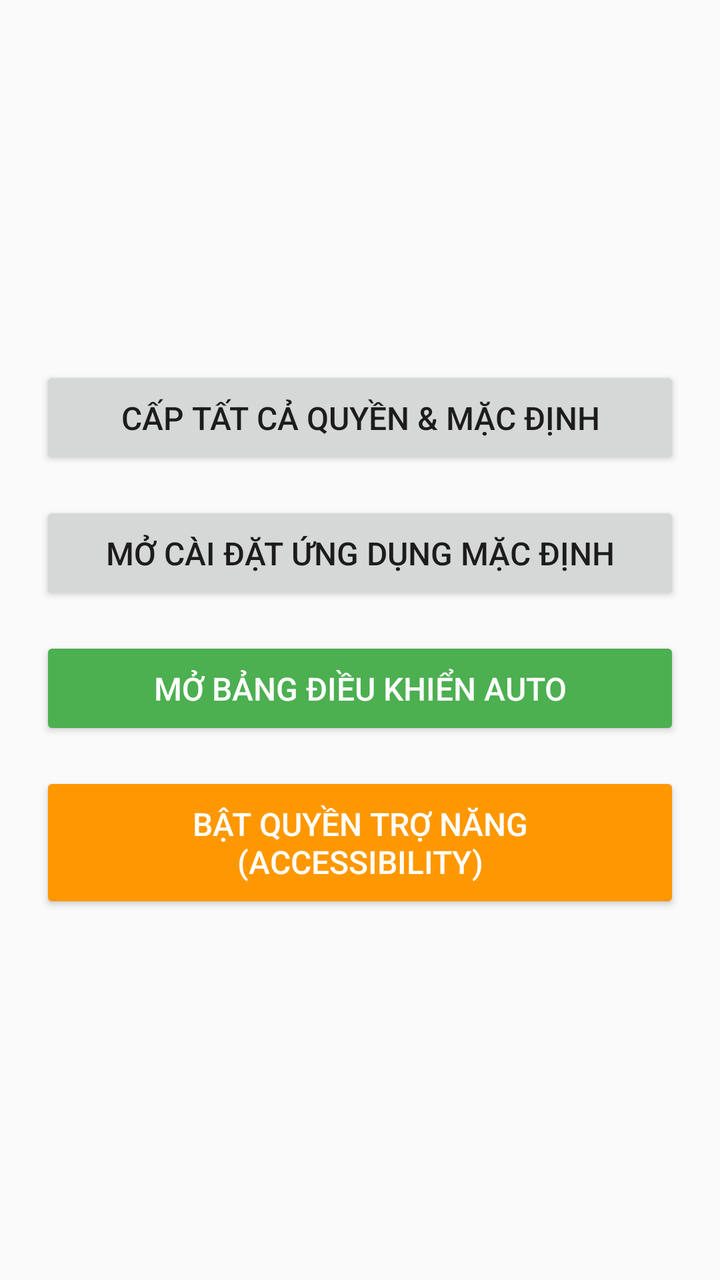
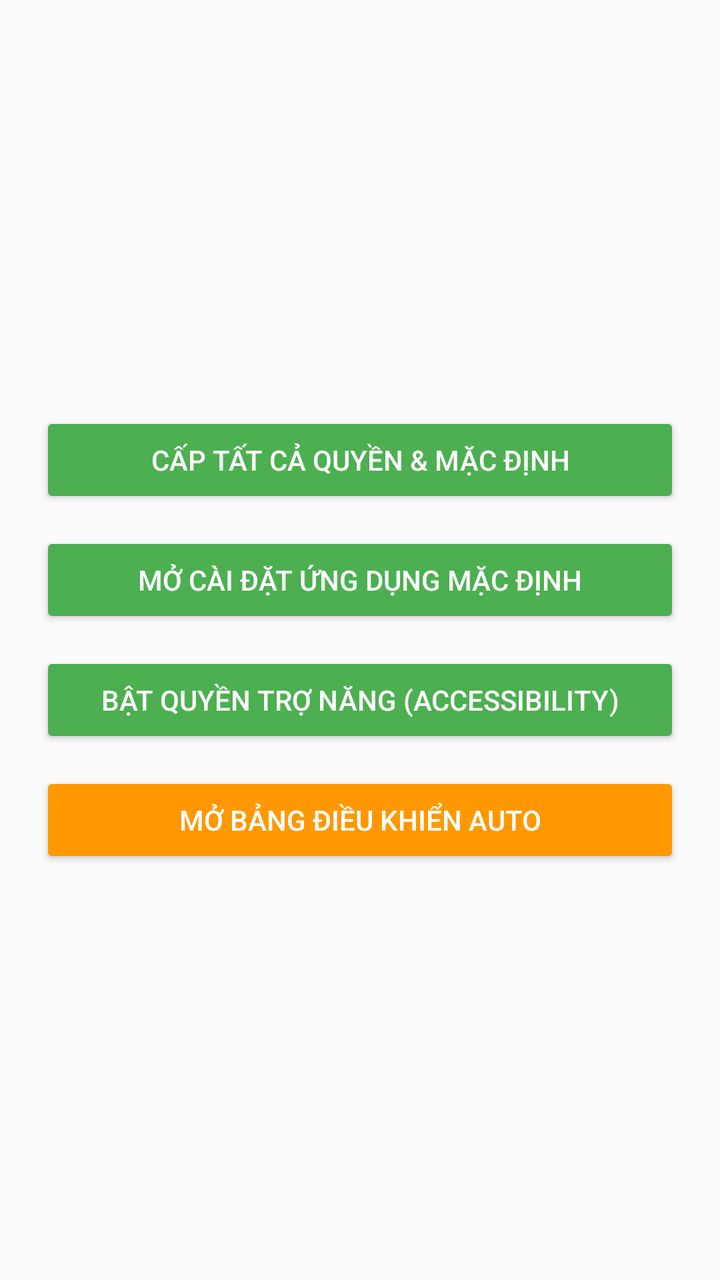

Two renders of the same Android screen: before a commit and after it. Below are the layout's source before the change and the commit's diff.
<!-- AndroidManifest.xml: application theme Theme.AppCompat.Light.NoActionBar -->
<!-- res/layout/activity_main.xml -->
<LinearLayout xmlns:android="http://schemas.android.com/apk/res/android"
    android:layout_width="match_parent"
    android:layout_height="match_parent"
    android:gravity="center"
    android:orientation="vertical"
    android:padding="20dp">

    <Button
        android:id="@+id/btnGrantPermissions"
        android:layout_width="match_parent"
        android:layout_height="wrap_content"
        android:padding="15dp"
        android:text="Cấp Tất Cả Quyền &amp; Mặc Định"
        android:textSize="16sp" />

    <Button
        android:id="@+id/btnOpenDefaultSettings"
        android:layout_width="match_parent"
        android:layout_height="wrap_content"
        android:layout_marginTop="16dp"
        android:padding="15dp"
        android:text="Mở Cài Đặt Ứng Dụng Mặc Định"
        android:textSize="16sp" />

    
    <Button
        android:id="@+id/btnStartPopup"
        android:layout_width="match_parent"
        android:layout_height="wrap_content"
        android:layout_marginTop="16dp"
        android:backgroundTint="#4CAF50"
        android:padding="15dp"
        android:text="Mở Bảng Điều Khiển Auto"
        android:textColor="#FFFFFF"
        android:textSize="16sp" />

    
    <Button
        android:id="@+id/btnOpenAccessibility"
        android:layout_width="match_parent"
        android:layout_height="wrap_content"
        android:layout_marginTop="16dp"
        android:backgroundTint="#FF9800"
        android:padding="15dp"
        android:text="Bật Quyền Trợ Năng (Accessibility)"
        android:textColor="#FFFFFF"
        android:textSize="16sp" />

    

</LinearLayout>
<!-- resources referenced by this layout -->
<resources>

</resources>

<!-- the commit's change to res/layout/activity_main.xml (unified diff, before → after) -->
@@ -1,3 +1,4 @@
+<?xml version="1.0" encoding="utf-8"?>
 <LinearLayout xmlns:android="http://schemas.android.com/apk/res/android"
     android:layout_width="match_parent"
     android:layout_height="match_parent"
@@ -5,47 +6,47 @@
     android:orientation="vertical"
     android:padding="20dp">
 
+    
     <Button
         android:id="@+id/btnGrantPermissions"
         android:layout_width="match_parent"
         android:layout_height="wrap_content"
-        android:padding="15dp"
-        android:text="Cấp Tất Cả Quyền &amp; Mặc Định"
-        android:textSize="16sp" />
+        android:layout_marginBottom="12dp"
+        android:backgroundTint="#4CAF50"
+        android:text="CẤP TẤT CẢ QUYỀN &amp; MẶC ĐỊNH"
+        android:textColor="#FFFFFF"
+        android:textSize="14sp" />
 
+    
     <Button
         android:id="@+id/btnOpenDefaultSettings"
         android:layout_width="match_parent"
         android:layout_height="wrap_content"
-        android:layout_marginTop="16dp"
-        android:padding="15dp"
-        android:text="Mở Cài Đặt Ứng Dụng Mặc Định"
-        android:textSize="16sp" />
+        android:layout_marginBottom="12dp"
+        android:backgroundTint="#4CAF50"
+        android:text="MỞ CÀI ĐẶT ỨNG DỤNG MẶC ĐỊNH"
+        android:textColor="#FFFFFF"
+        android:textSize="14sp" />
+
+    
+    <Button
+        android:id="@+id/btnOpenAccessibility"
+        android:layout_width="match_parent"
+        android:layout_height="wrap_content"
+        android:layout_marginBottom="12dp"
+        android:backgroundTint="#4CAF50"
+        android:text="BẬT QUYỀN TRỢ NĂNG (ACCESSIBILITY)"
+        android:textColor="#FFFFFF"
+        android:textSize="14sp" />
 
     
     <Button
         android:id="@+id/btnStartPopup"
         android:layout_width="match_parent"
         android:layout_height="wrap_content"
-        android:layout_marginTop="16dp"
-        android:backgroundTint="#4CAF50"
-        android:padding="15dp"
-        android:text="Mở Bảng Điều Khiển Auto"
+        android:backgroundTint="#FF9800"
+        android:text="MỞ BẢNG ĐIỀU KHIỂN AUTO"
         android:textColor="#FFFFFF"
-        android:textSize="16sp" />
-
-    
-    <Button
-        android:id="@+id/btnOpenAccessibility"
-        android:layout_width="match_parent"
-        android:layout_height="wrap_content"
-        android:layout_marginTop="16dp"
-        android:backgroundTint="#FF9800"
-        android:padding="15dp"
-        android:text="Bật Quyền Trợ Năng (Accessibility)"
-        android:textColor="#FFFFFF"
-        android:textSize="16sp" />
-
-    
+        android:textSize="14sp" />
 
 </LinearLayout>
